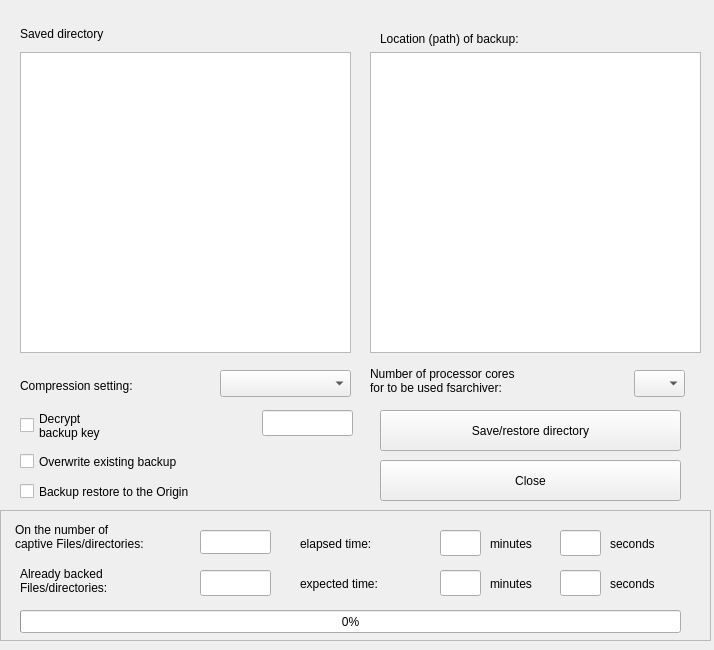
First picture: the form in qt4-fsarchiver/src/ui/dir_dialog.ui, repository Rudlandh/qt-fasarchiver, before the edit.
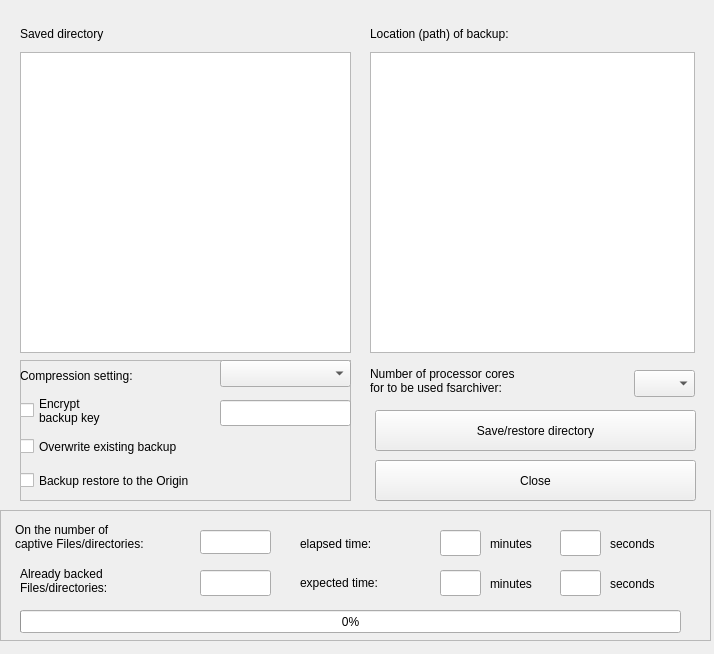
Second picture: the form after the edit.

Patch:
```diff
--- a/qt4-fsarchiver/src/ui/dir_dialog.ui
+++ b/qt4-fsarchiver/src/ui/dir_dialog.ui
@@ -7,7 +7,7 @@
     <x>0</x>
     <y>0</y>
     <width>714</width>
-    <height>650</height>
+    <height>654</height>
    </rect>
   </property>
   <property name="windowTitle">
@@ -16,9 +16,9 @@
   <widget class="QPushButton" name="bt_end">
    <property name="geometry">
     <rect>
-     <x>380</x>
+     <x>375</x>
      <y>460</y>
-     <width>301</width>
+     <width>321</width>
      <height>41</height>
     </rect>
    </property>
@@ -29,9 +29,9 @@
   <widget class="QPushButton" name="bt_save">
    <property name="geometry">
     <rect>
-     <x>380</x>
+     <x>375</x>
      <y>410</y>
-     <width>301</width>
+     <width>321</width>
      <height>41</height>
     </rect>
    </property>
@@ -70,7 +70,7 @@
     <rect>
      <x>370</x>
      <y>52</y>
-     <width>331</width>
+     <width>325</width>
      <height>301</height>
     </rect>
    </property>
@@ -81,9 +81,9 @@
   <widget class="QLabel" name="label_2">
    <property name="geometry">
     <rect>
-     <x>380</x>
-     <y>30</y>
-     <width>311</width>
+     <x>370</x>
+     <y>25</y>
+     <width>291</width>
      <height>18</height>
     </rect>
    </property>
@@ -91,65 +91,6 @@
     <string extracomment="Ort (Pfad) der Sicherung:">Location (path) of backup:</string>
    </property>
   </widget>
-  <widget class="QComboBox" name="cmb_zip">
-   <property name="geometry">
-    <rect>
-     <x>220</x>
-     <y>370</y>
-     <width>131</width>
-     <height>27</height>
-    </rect>
-   </property>
-  </widget>
-  <widget class="QLabel" name="label_3">
-   <property name="geometry">
-    <rect>
-     <x>20</x>
-     <y>370</y>
-     <width>191</width>
-     <height>31</height>
-    </rect>
-   </property>
-   <property name="text">
-    <string extracomment="Kompressioneinstellung:">Compression setting:</string>
-   </property>
-  </widget>
-  <widget class="QLineEdit" name="lineKey">
-   <property name="geometry">
-    <rect>
-     <x>262</x>
-     <y>410</y>
-     <width>91</width>
-     <height>26</height>
-    </rect>
-   </property>
-  </widget>
-  <widget class="QCheckBox" name="chk_overwrite">
-   <property name="geometry">
-    <rect>
-     <x>20</x>
-     <y>450</y>
-     <width>331</width>
-     <height>23</height>
-    </rect>
-   </property>
-   <property name="text">
-    <string extracomment="vorhandene Sicherung überschreiben">Overwrite existing backup</string>
-   </property>
-  </widget>
-  <widget class="QCheckBox" name="chk_path">
-   <property name="geometry">
-    <rect>
-     <x>20</x>
-     <y>480</y>
-     <width>341</width>
-     <height>23</height>
-    </rect>
-   </property>
-   <property name="text">
-    <string extracomment="Sicherung an den Ursprungsort zurückschreiben">Backup restore to the Origin</string>
-   </property>
-  </widget>
   <widget class="QFrame" name="frame">
    <property name="geometry">
     <rect>
@@ -304,9 +245,9 @@
     <property name="geometry">
      <rect>
       <x>300</x>
-      <y>65</y>
-      <width>121</width>
-      <height>18</height>
+      <y>52</y>
+      <width>141</width>
+      <height>41</height>
      </rect>
     </property>
     <property name="text">
@@ -371,7 +312,7 @@
     <rect>
      <x>634</x>
      <y>370</y>
-     <width>51</width>
+     <width>61</width>
      <height>27</height>
     </rect>
    </property>
@@ -390,19 +331,94 @@
 for to be used fsarchiver:</string>
    </property>
   </widget>
-  <widget class="QCheckBox" name="chk_key">
+  <widget class="QFrame" name="frame_2">
    <property name="geometry">
     <rect>
      <x>20</x>
-     <y>400</y>
-     <width>181</width>
-     <height>51</height>
+     <y>360</y>
+     <width>331</width>
+     <height>141</height>
     </rect>
    </property>
-   <property name="text">
-    <string>Decrypt
+   <property name="frameShape">
+    <enum>QFrame::StyledPanel</enum>
+   </property>
+   <property name="frameShadow">
+    <enum>QFrame::Raised</enum>
+   </property>
+   <widget class="QLabel" name="label_3">
+    <property name="geometry">
+     <rect>
+      <x>0</x>
+      <y>0</y>
+      <width>191</width>
+      <height>31</height>
+     </rect>
+    </property>
+    <property name="text">
+     <string extracomment="Kompressioneinstellung:">Compression setting:</string>
+    </property>
+   </widget>
+   <widget class="QComboBox" name="cmb_zip">
+    <property name="geometry">
+     <rect>
+      <x>200</x>
+      <y>0</y>
+      <width>131</width>
+      <height>27</height>
+     </rect>
+    </property>
+   </widget>
+   <widget class="QCheckBox" name="chk_key">
+    <property name="geometry">
+     <rect>
+      <x>0</x>
+      <y>30</y>
+      <width>200</width>
+      <height>41</height>
+     </rect>
+    </property>
+    <property name="text">
+     <string>Encrypt
 backup key</string>
-   </property>
+    </property>
+   </widget>
+   <widget class="QLineEdit" name="lineKey">
+    <property name="geometry">
+     <rect>
+      <x>200</x>
+      <y>40</y>
+      <width>131</width>
+      <height>26</height>
+     </rect>
+    </property>
+   </widget>
+   <widget class="QCheckBox" name="chk_overwrite">
+    <property name="geometry">
+     <rect>
+      <x>0</x>
+      <y>75</y>
+      <width>330</width>
+      <height>23</height>
+     </rect>
+    </property>
+    <property name="text">
+     <string extracomment="vorhandene Sicherung überschreiben">Overwrite existing backup</string>
+    </property>
+   </widget>
+   <widget class="QCheckBox" name="chk_path">
+    <property name="geometry">
+     <rect>
+      <x>0</x>
+      <y>100</y>
+      <width>231</width>
+      <height>41</height>
+     </rect>
+    </property>
+    <property name="text">
+     <string extracomment="Sicherung an den Ursprungsort zurückschreiben">Backup restore to the Origin</string>
+    </property>
+   </widget>
   </widget>
  </widget>
  <resources/>
```
